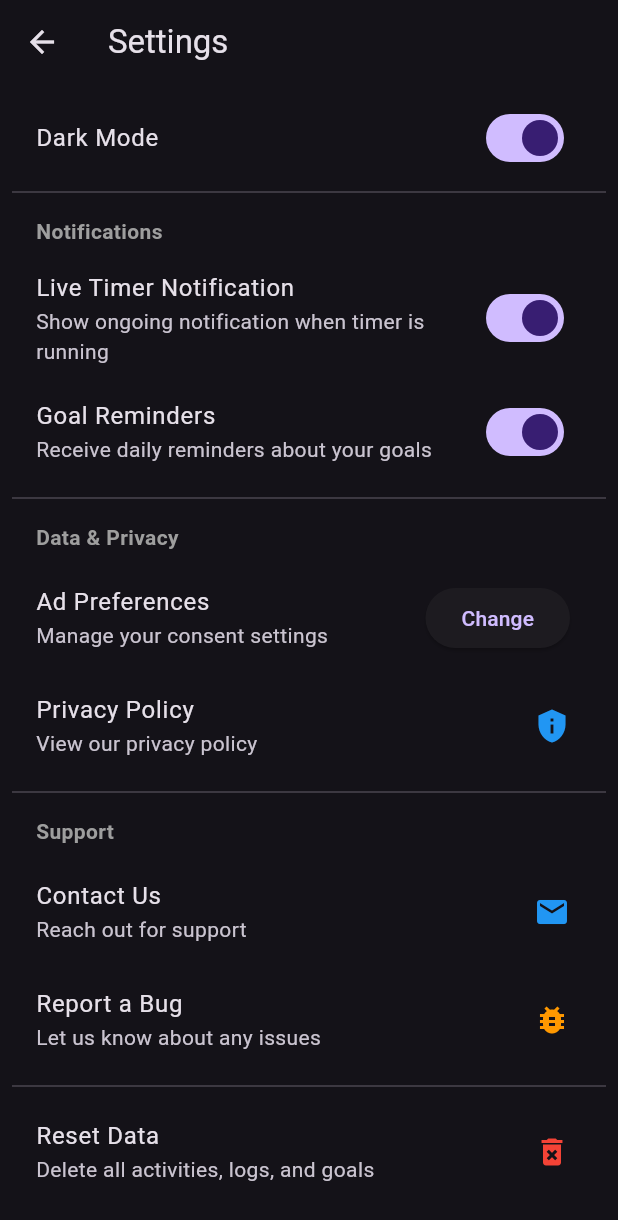
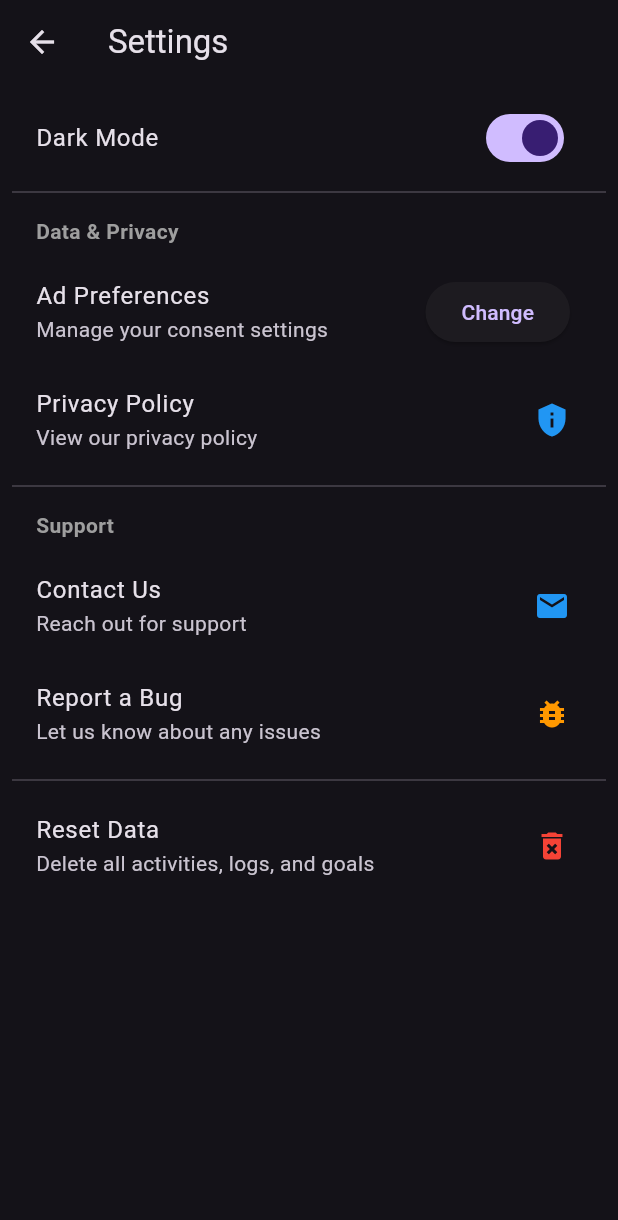
Before and after one commit to Pedziwiatrr/Lock-In-app, a Flutter app: the screen it shows after launch, tab 2 chosen, after a tap on the "settings" icon, on a phone screen of 412 x 824 dp. Shown: the top 1220 px of the screen. Run offline on Flutter 3.47's test engine with Material 3 defaults, Android fonts, the phone set to English and light mode, and no system bars; our stand-ins replace fl_chart, flutter_html, flutter_local_notifications, google_mobile_ads, permission_handler, shared_preferences and 1 more; missing offline and left inert: flutter_background_service.

Commit message:
Bugged notification settings temporary removal

```diff
--- a/lib/pages/settings_page.dart
+++ b/lib/pages/settings_page.dart
@@ -170,33 +170,33 @@ class _SettingsPageState extends State<SettingsPage> {
             ),
           ),
           const Divider(),
-          const Padding(
-            padding: EdgeInsets.symmetric(horizontal: 16, vertical: 8),
-            child: Text('Notifications', style: TextStyle(fontWeight: FontWeight.bold, color: Colors.grey)),
-          ),
-          ListTile(
-            title: const Text('Live Timer Notification'),
-            subtitle: const Text('Show ongoing notification when timer is running'),
-            trailing: Switch(
-              value: _isTimerNotificationEnabled,
-              onChanged: (value) {
-                setState(() => _isTimerNotificationEnabled = value);
-                _saveSetting('timerNotificationEnabled', value);
-              },
-            ),
-          ),
-          ListTile(
-            title: const Text('Goal Reminders'),
-            subtitle: const Text('Receive daily reminders about your goals'),
-            trailing: Switch(
-              value: _isGoalReminderEnabled,
-              onChanged: (value) {
-                setState(() => _isGoalReminderEnabled = value);
-                _saveSetting('goalReminderEnabled', value);
-              },
-            ),
-          ),
-          const Divider(),
+          // const Padding(
+          //   padding: EdgeInsets.symmetric(horizontal: 16, vertical: 8),
+          //   child: Text('Notifications', style: TextStyle(fontWeight: FontWeight.bold, color: Colors.grey)),
+          // ),
+          // ListTile(
+          //   title: const Text('Live Timer Notification'),
+          //   subtitle: const Text('Show ongoing notification when timer is running'),
+          //   trailing: Switch(
+          //     value: _isTimerNotificationEnabled,
+          //     onChanged: (value) {
+          //       setState(() => _isTimerNotificationEnabled = value);
+          //       _saveSetting('timerNotificationEnabled', value);
+          //     },
+          //   ),
+          // ),
+          // ListTile(
+          //   title: const Text('Goal Reminders'),
+          //   subtitle: const Text('Receive daily reminders about your goals'),
+          //   trailing: Switch(
+          //     value: _isGoalReminderEnabled,
+          //     onChanged: (value) {
+          //       setState(() => _isGoalReminderEnabled = value);
+          //       _saveSetting('goalReminderEnabled', value);
+          //     },
+          //   ),
+          // ),
+          // const Divider(),
           const Padding(
             padding: EdgeInsets.symmetric(horizontal: 16, vertical: 8),
             child: Text('Data & Privacy', style: TextStyle(fontWeight: FontWeight.bold, color: Colors.grey)),
```
